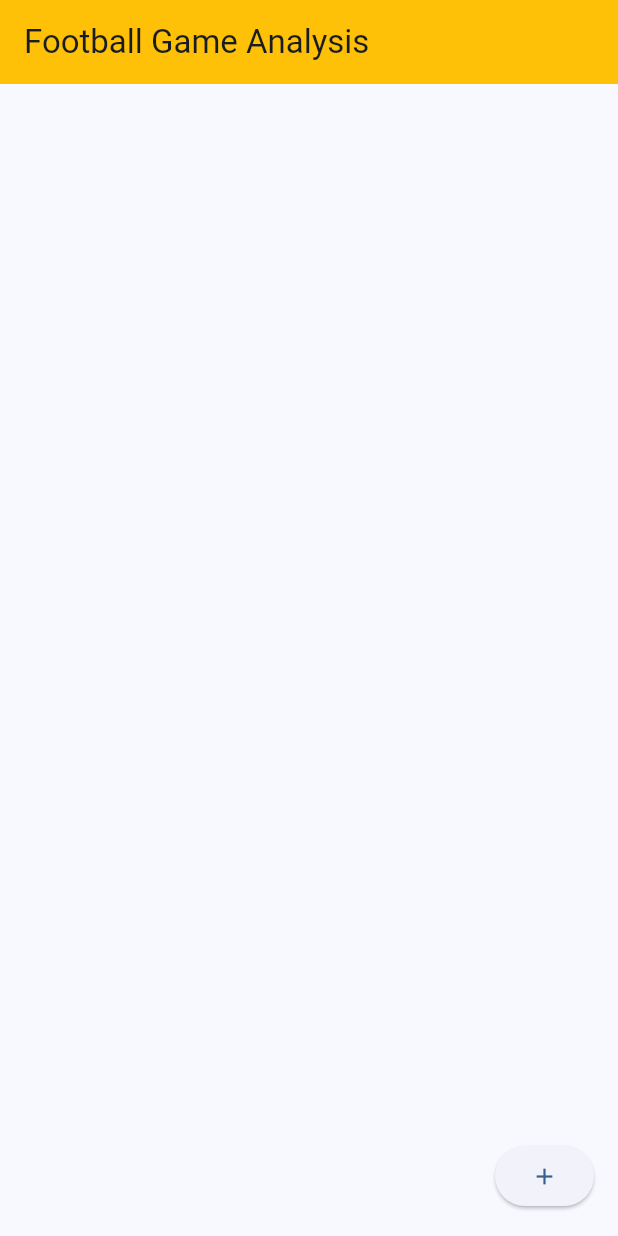
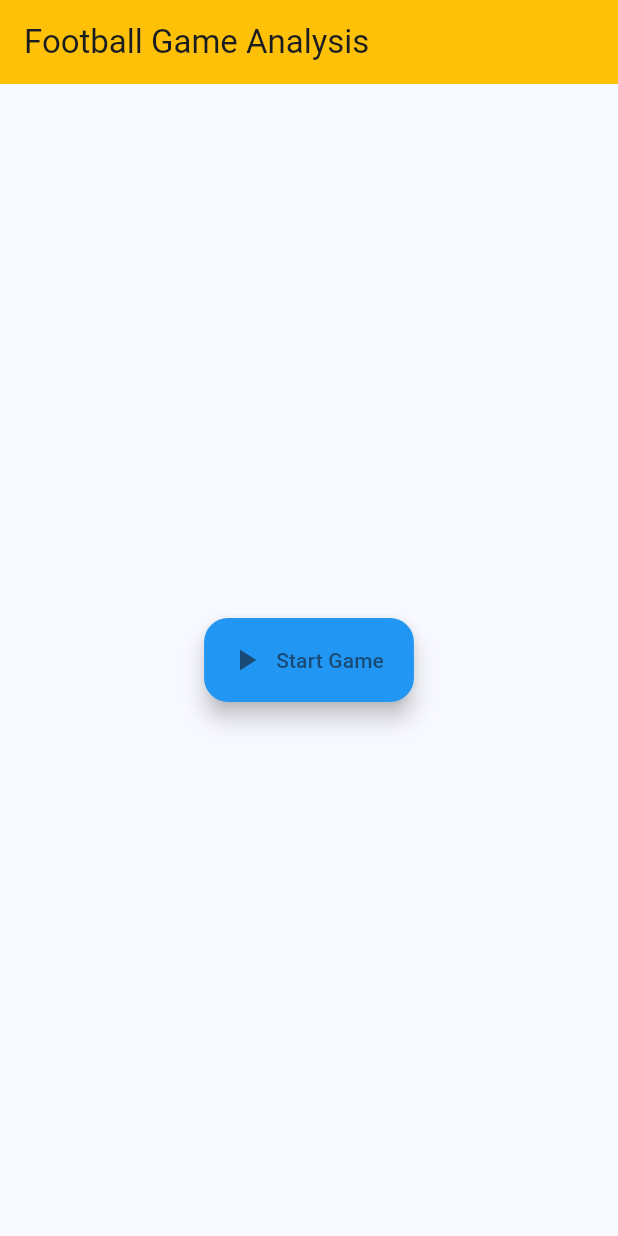
Before and after one commit to PedroGF45/Game-Analysis-App, a Flutter app: the screen it shows after launch, on a phone screen of 412 x 824 dp. Run offline on Flutter 3.47's test engine with Material 3 defaults, Android fonts, the phone set to English and light mode, and no system bars.

Commit message:
Added button to the center of the screen

```diff
--- a/lib/home_screen.dart
+++ b/lib/home_screen.dart
@@ -49,10 +49,14 @@ class _MyHomePageState extends State<MyHomePage> {
         // the App.build method, and use it to set our appbar title.
         title: Text(widget.title),
       ),
-      floatingActionButton: ElevatedButton(
-        onPressed: _startGame,
-        child: const Icon(Icons.add),
-      ), // This trailing comma makes auto-formatting nicer for build methods.
+      body: Center(
+        child: FloatingActionButton.extended(
+              onPressed: _startGame,
+              label: const Text('Start Game'),
+              icon: const Icon(Icons.play_arrow),
+              backgroundColor: Colors.blue,
+            ), // This trailing comma makes auto-formatting nicer for build methods.
+        ),
     );
   }
 }
```
